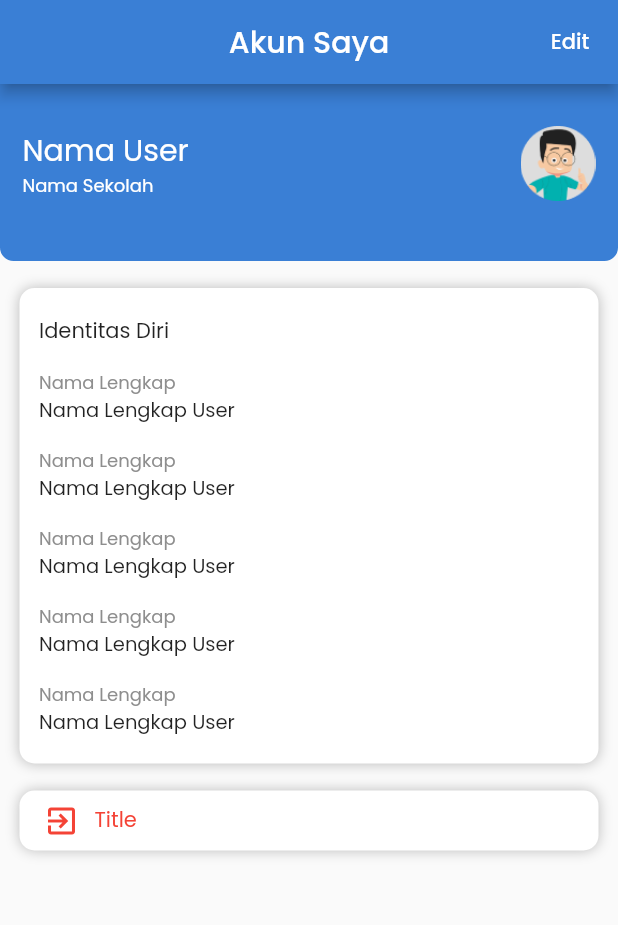
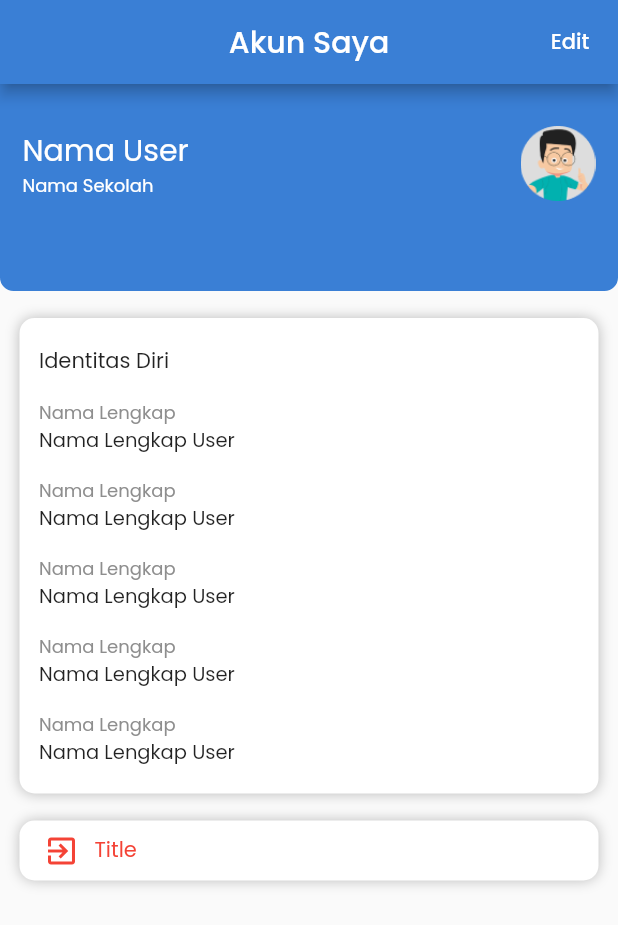
Before and after one commit to nanangkoesharwanto/final_task, a Flutter app: the ProfilePage screen opened directly, on a phone screen of 412 x 824 dp. Shown: the top 925 px of the screen. Run offline on Flutter 3.47's test engine with Material 2 defaults, Android fonts, the phone set to English and light mode, and no system bars; our stand-ins replace google_fonts.

Commit message:
profile_page

```diff
--- a/lib/views/main/profile/profile_page.dart
+++ b/lib/views/main/profile/profile_page.dart
@@ -27,12 +27,13 @@ class _ProfilePageState extends State<ProfilePage> {
           ),
         ],
       ),
-      body: Column(
+      body: SafeArea(
+        child: ListView(
           children: [
             Container(
               padding: const EdgeInsets.only(
                 top: 28,
-              bottom: 40,
+                bottom: 60,
                 left: 15,
                 right: 15,
               ),
@@ -204,8 +205,12 @@ class _ProfilePageState extends State<ProfilePage> {
                   ),
                 ),
               ]),
+            ),
+            const SizedBox(
+              height: 35,
             )
           ],
+        ),
       ),
     );
   }
```
Lines whose indentation alone changed are shown as unchanged.
